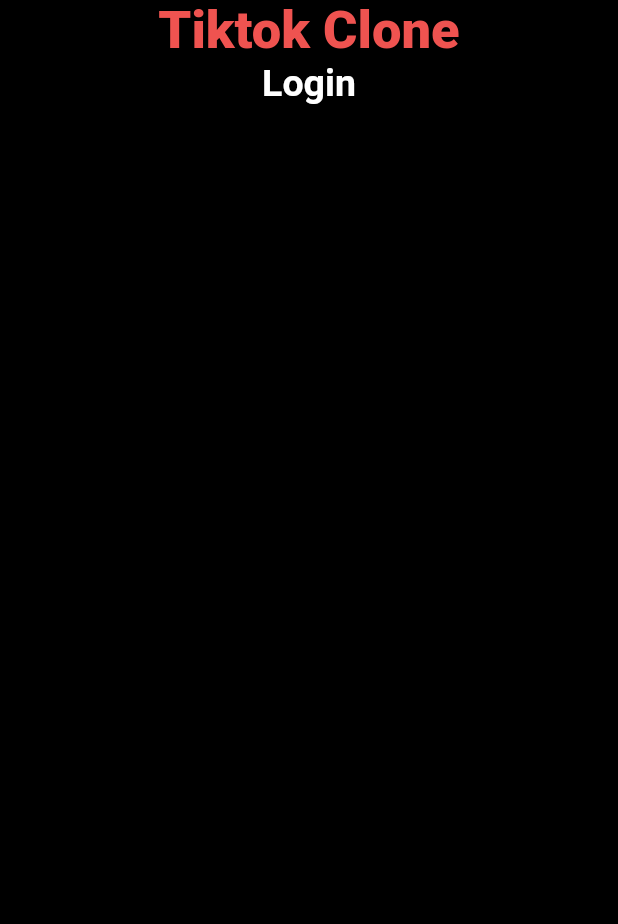
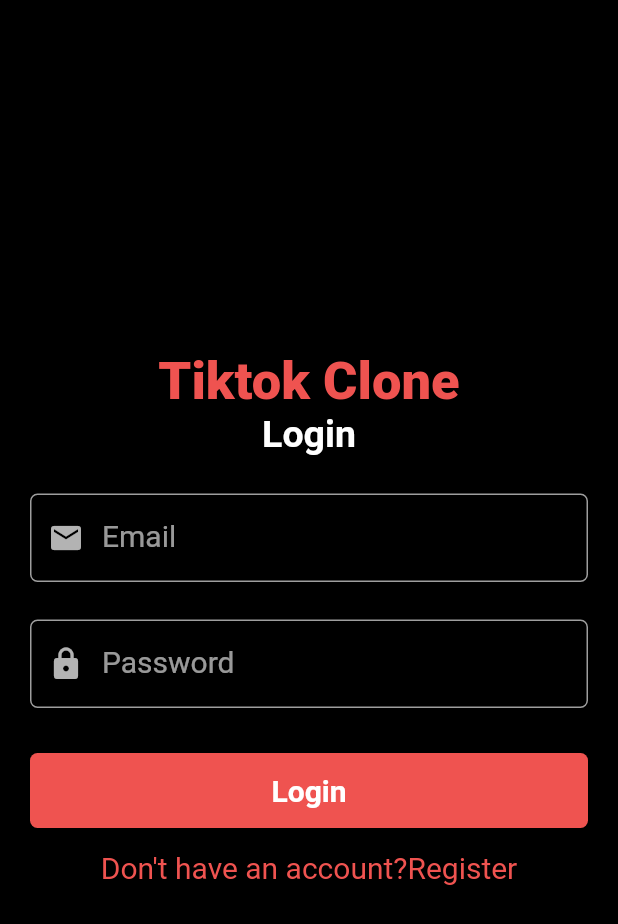
Before and after one commit to Azzamubaidillah/TikTok-Clone, a Flutter app: the LoginScreen screen opened directly, on a phone screen of 412 x 824 dp. Shown: the top 924 px of the screen. Run offline on Flutter 3.47's test engine with Material 2 defaults, Android fonts, the phone set to English and light mode, and no system bars.

Commit message:
login screen

```diff
--- a/lib/views/screens/auth/login_screen.dart
+++ b/lib/views/screens/auth/login_screen.dart
@@ -1,8 +1,12 @@
 import 'package:flutter/material.dart';
 import 'package:tiktok/constants.dart';
+import 'package:tiktok/views/widgets/text_input_filed.dart';
 
 class LoginScreen extends StatelessWidget {
-  const LoginScreen({Key? key}) : super(key: key);
+  LoginScreen({Key? key}) : super(key: key);
+  final TextEditingController _emailController = TextEditingController();
+
+  final TextEditingController _passwordController = TextEditingController();
 
   @override
   Widget build(BuildContext context) {
@@ -10,6 +14,7 @@ class LoginScreen extends StatelessWidget {
       body: Container(
         alignment: Alignment.center,
         child: Column(
+          mainAxisAlignment: MainAxisAlignment.center,
           children: [
             Text(
               'Tiktok Clone',
@@ -26,6 +31,75 @@ class LoginScreen extends StatelessWidget {
                 fontWeight: FontWeight.w700,
               ),
             ),
+            const SizedBox(
+              height: 25,
+            ),
+            Container(
+              width: MediaQuery.of(context).size.width,
+              margin: const EdgeInsets.symmetric(horizontal: 20),
+              child: TextInputField(
+                labelText: 'Email',
+                controller: _emailController,
+                icon: Icons.email,
+              ),
+            ),
+            const SizedBox(height: 25),
+            Container(
+              width: MediaQuery.of(context).size.width,
+              margin: const EdgeInsets.symmetric(horizontal: 20),
+              child: TextInputField(
+                labelText: 'Password',
+                controller: _passwordController,
+                icon: Icons.lock,
+                isObscure: true,
+              ),
+            ),
+            const SizedBox(height: 30),
+            Container(
+              width: MediaQuery.of(context).size.width - 40,
+              height: 50,
+              decoration: BoxDecoration(
+                color: buttonColor,
+                borderRadius: const BorderRadius.all(
+                  Radius.circular(5),
+                ),
+              ),
+              child: InkWell(
+                onTap: () {},
+                child: const Center(
+                  child: Text(
+                    'Login',
+                    style: TextStyle(
+                      fontSize: 20,
+                      fontWeight: FontWeight.w700,
+                    ),
+                  ),
+                ),
+              ),
+            ),
+            const SizedBox(height: 15),
+            Row(
+              mainAxisAlignment: MainAxisAlignment.center,
+              children: [
+                Text(
+                  'Don\'t have an account?',
+                  style: TextStyle(
+                    fontSize: 20,
+                    color: buttonColor,
+                  ),
+                ),
+                InkWell(
+                  onTap: () {},
+                  child: Text(
+                    'Register',
+                    style: TextStyle(
+                      fontSize: 20,
+                      color: buttonColor,
+                    ),
+                  ),
+                )
+              ],
+            ),
           ],
         ),
       ),
--- a/lib/views/widgets/text_input_filed.dart
+++ b/lib/views/widgets/text_input_filed.dart
@@ -11,7 +11,7 @@ class TextInputField extends StatelessWidget {
       {Key? key,
       required this.controller,
       required this.labelText,
-      required this.isObscure,
+      this.isObscure = false,
       required this.icon})
       : super(key: key);
 
```
